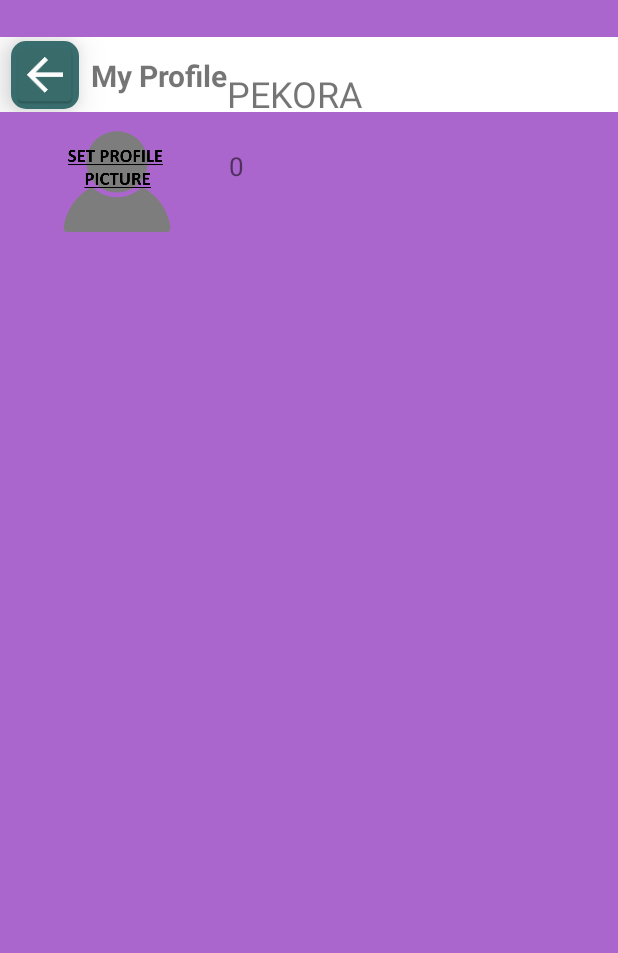
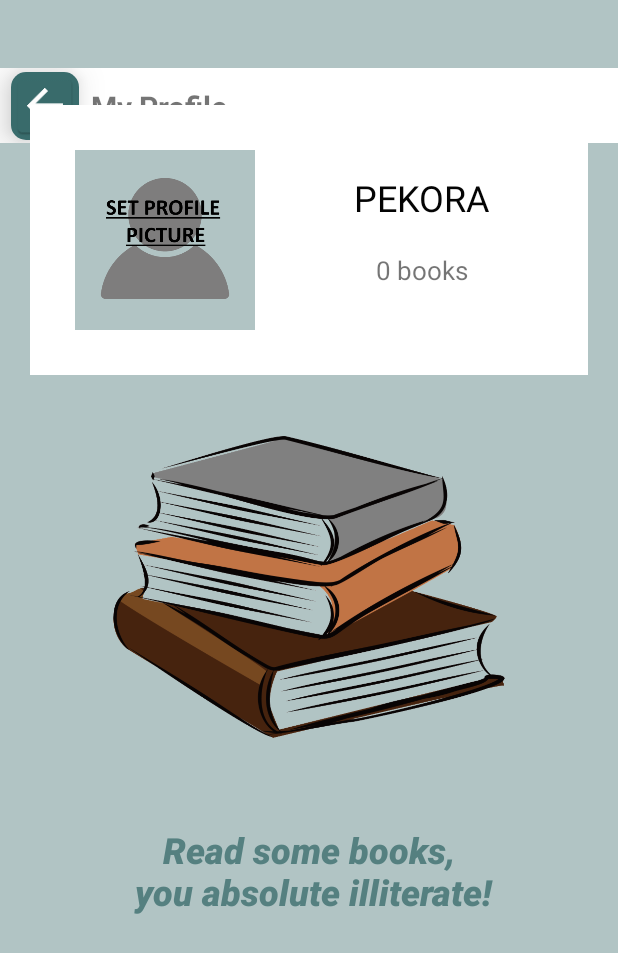
Before and after one commit to Puh00/Bookly, an Android app: the MyProfileFragment screen opened through its navigation route, on a phone screen of 412 x 824 dp. Shown: the top 953 px of the screen. Run offline under Robolectric (Android 15) with nearby library versions, the phone set to English and light mode, and no system bars; our stand-ins replace data binding, navigation-ui; libraries missing offline, so code that uses them is left out: net.yslibrary.android.

Commit message:
updated MyProfileFragment's appearance and fixed a problem where profile picture cannot be saved

```diff
--- a/app/src/main/java/com/example/bookly/MainActivity.kt
+++ b/app/src/main/java/com/example/bookly/MainActivity.kt
@@ -45,7 +45,7 @@ class MainActivity : AppCompatActivity() {
 
     fun openDrawer() {
         if(handler.profilePicture != null){
-            drawerLayout.nav_header_imageView.setImageDrawable(handler.profilePicture)
+            drawerLayout.nav_header_imageView.setImageBitmap(handler.profilePicture)
         }else
         {
             drawerLayout.nav_header_imageView.setImageResource(R.drawable.default_profile_picture)
--- a/app/src/main/java/com/example/bookly/MyProfileFragment.kt
+++ b/app/src/main/java/com/example/bookly/MyProfileFragment.kt
@@ -1,5 +1,6 @@
 package com.example.bookly
 
+import android.annotation.SuppressLint
 import android.app.Activity
 import android.content.Intent
 import android.os.Bundle
@@ -7,6 +8,7 @@ import android.view.LayoutInflater
 import android.view.View
 import android.view.View.OnFocusChangeListener
 import android.view.ViewGroup
+import androidx.core.graphics.drawable.toBitmap
 import androidx.databinding.DataBindingUtil
 import androidx.fragment.app.Fragment
 import androidx.navigation.fragment.findNavController
@@ -40,12 +42,16 @@ class MyProfileFragment : Fragment() {
 
     private fun initData() {
         binding.usernameTextView.text = BooklyDataHandler.getInstance().userName
-        binding.numberOfBooksTextView.text =
-            BooklyDataHandler.getInstance().numberOfBooks().toString()
+        binding.numberOfBooksTextView.text = if (BooklyDataHandler.getInstance().numberOfBooks() == 1) {
+            "1 book"
+        } else {
+            BooklyDataHandler.getInstance().numberOfBooks().toString()+" books"
+        }
+
         if (BooklyDataHandler.getInstance().profilePicture == null) {
             binding.profilePictureImageView.setImageResource(R.drawable.default_profile_picture)
         } else {
-            binding.profilePictureImageView.setImageDrawable(BooklyDataHandler.getInstance().profilePicture)
+            binding.profilePictureImageView.setImageBitmap(BooklyDataHandler.getInstance().profilePicture)
         }
     }
 
@@ -95,7 +101,7 @@ class MyProfileFragment : Fragment() {
         super.onActivityResult(requestCode, resultCode, data)
         if (resultCode == Activity.RESULT_OK && requestCode == REQUEST_CODE) {
             binding.profilePictureImageView.setImageURI(data?.data) // handle chosen image
-            BooklyDataHandler.getInstance().profilePicture = binding.profilePictureImageView.drawable
+            BooklyDataHandler.getInstance().profilePicture = binding.profilePictureImageView.drawable.toBitmap()
         }
     }
 
--- a/app/src/main/java/com/example/bookly/backend/User.java
+++ b/app/src/main/java/com/example/bookly/backend/User.java
@@ -1,18 +1,19 @@
 package com.example.bookly.backend;
 
+import android.graphics.Bitmap;
 import android.graphics.drawable.Drawable;
 
 public class User {
 
     private String userName = "PEKORA";
     private String password = "";
-    private Drawable profilePicture;
+    private Bitmap profilePicture;
 
-    public Drawable getProfilePicture() {
+    public Bitmap getProfilePicture() {
         return profilePicture;
     }
 
-    public void setProfilePicture(Drawable profilePicture) {
+    public void setProfilePicture(Bitmap profilePicture) {
         this.profilePicture = profilePicture;
     }
 
--- a/app/src/main/res/layout/fragment_my_profile.xml
+++ b/app/src/main/res/layout/fragment_my_profile.xml
@@ -7,7 +7,7 @@
     <androidx.constraintlayout.widget.ConstraintLayout
         android:layout_width="match_parent"
         android:layout_height="match_parent"
-        android:background="@android:color/holo_purple">
+        android:background="@color/colorAccent">
 
         <include
             android:id="@+id/myProfile_appBar"
@@ -15,68 +15,97 @@
             android:layout_width="match_parent"
             android:layout_height="match_parent"
             android:layout_alignParentTop="true"
-            android:layout_marginTop="-43dp" />
+            tools:layout_editor_absoluteX="0dp"
+            tools:layout_editor_absoluteY="0dp" />
 
-        <TextView
-            android:id="@+id/usernameTextView"
-            android:layout_width="wrap_content"
+        <androidx.constraintlayout.widget.ConstraintLayout
+            android:id="@+id/constraintLayout2"
+            android:layout_width="match_parent"
             android:layout_height="wrap_content"
             android:layout_marginStart="20dp"
-            android:layout_marginTop="100dp"
-            android:layout_marginBottom="130dp"
-            android:inputType="textPersonName"
-            android:text="Username"
-            android:textSize="24sp"
-            app:layout_constraintBottom_toBottomOf="@+id/profilePictureImageView"
+            android:layout_marginTop="70dp"
+            android:layout_marginEnd="20dp"
+            android:background="@color/design_default_color_surface"
             app:layout_constraintEnd_toEndOf="parent"
-            app:layout_constraintHorizontal_bias="0.019"
-            app:layout_constraintStart_toEndOf="@+id/profilePictureImageView"
-            app:layout_constraintTop_toTopOf="@+id/myProfile_appBar"
-            app:layout_constraintVertical_bias="0.23"
-            tools:layout_editor_absoluteX="152dp"
-            tools:layout_editor_absoluteY="77dp" />
-
-        <EditText
-            android:id="@+id/usernameEditText"
-            android:layout_width="wrap_content"
-            android:layout_height="wrap_content"
-            android:layout_marginStart="20dp"
-            android:layout_marginTop="100dp"
-            android:layout_marginBottom="130dp"
-            android:inputType="textPersonName"
-            android:textSize="24sp"
-            android:visibility="invisible"
-            app:layout_constraintBottom_toBottomOf="@+id/profilePictureImageView"
-            app:layout_constraintEnd_toEndOf="parent"
-            app:layout_constraintHorizontal_bias="0.019"
-            app:layout_constraintStart_toEndOf="@+id/profilePictureImageView"
-            app:layout_constraintTop_toTopOf="@+id/myProfile_appBar"
-            app:layout_constraintVertical_bias="0.23"
-            tools:layout_editor_absoluteX="152dp"
-            tools:layout_editor_absoluteY="77dp" />
+            app:layout_constraintStart_toStartOf="parent"
+            app:layout_constraintTop_toTopOf="parent">
 
             <ImageView
                 android:id="@+id/profilePictureImageView"
-            android:layout_width="100dp"
-            android:layout_height="100dp"
-            android:layout_marginStart="28dp"
+                android:layout_width="120dp"
+                android:layout_height="120dp"
+                android:layout_marginStart="30dp"
+                android:layout_marginTop="30dp"
+                android:layout_marginBottom="30dp"
+                android:background="@color/colorAccent"
                 app:layout_constraintBottom_toBottomOf="parent"
                 app:layout_constraintStart_toStartOf="parent"
                 app:layout_constraintTop_toTopOf="parent"
-            app:layout_constraintVertical_bias="0.099"
                 tools:srcCompat="@tools:sample/avatars" />
 
             <TextView
                 android:id="@+id/numberOfBooksTextView"
                 android:layout_width="wrap_content"
                 android:layout_height="wrap_content"
-            android:layout_marginStart="1dp"
                 android:layout_marginTop="20dp"
                 android:text="XXX books"
                 android:textSize="17sp"
-            app:layout_constraintStart_toStartOf="@+id/usernameTextView"
+                app:layout_constraintEnd_toEndOf="parent"
+                app:layout_constraintStart_toEndOf="@+id/profilePictureImageView"
                 app:layout_constraintTop_toBottomOf="@+id/usernameTextView" />
 
+            <TextView
+                android:id="@+id/usernameTextView"
+                android:layout_width="wrap_content"
+                android:layout_height="wrap_content"
+                android:layout_marginTop="45dp"
+                android:inputType="textPersonName"
+                android:text="boi"
+                android:textColor="#040404"
+                android:textSize="24sp"
+                app:layout_constraintEnd_toEndOf="parent"
+                app:layout_constraintStart_toEndOf="@+id/profilePictureImageView"
+                app:layout_constraintTop_toTopOf="parent" />
+
+            <EditText
+                android:id="@+id/usernameEditText"
+                android:layout_width="144dp"
+                android:layout_height="46dp"
+                android:ems="10"
+                android:inputType="textPersonName"
+                android:text=""
+                android:textAlignment="center"
+                android:textAllCaps="false"
+                android:textSize="24sp"
+                android:visibility="invisible"
+                app:layout_constraintBottom_toBottomOf="@+id/usernameTextView"
+                app:layout_constraintEnd_toEndOf="@+id/usernameTextView"
+                app:layout_constraintStart_toStartOf="@+id/usernameTextView"
+                app:layout_constraintTop_toTopOf="@+id/usernameTextView" />
+        </androidx.constraintlayout.widget.ConstraintLayout>
+
+        <ImageView
+            android:id="@+id/imageView"
+            android:layout_width="300dp"
+            android:layout_height="300dp"
+            app:layout_constraintEnd_toEndOf="@+id/myProfile_appBar"
+            app:layout_constraintStart_toStartOf="parent"
+            app:layout_constraintTop_toBottomOf="@+id/constraintLayout2"
+            app:srcCompat="@drawable/stack_of_books" />
+
+        <TextView
+            android:id="@+id/textView3"
+            android:layout_width="wrap_content"
+            android:layout_height="wrap_content"
+            android:fontFamily="sans-serif-black"
+            android:text="Read some books,\n you absolute illiterate!"
+            android:textAlignment="center"
+            android:textColor="@color/colorPrimary"
+            android:textSize="24sp"
+            android:textStyle="italic"
+            app:layout_constraintEnd_toEndOf="parent"
+            app:layout_constraintStart_toStartOf="parent"
+            app:layout_constraintTop_toBottomOf="@+id/imageView" />
 
     </androidx.constraintlayout.widget.ConstraintLayout>
 </layout>
```
Also changed, not shown: app/src/main/java/com/example/bookly/backend/BooklyDataHandler.java (+16 -17 lines), app/src/main/res/drawable/stack_of_books.png (added). Lines whose indentation alone changed are shown as unchanged.
